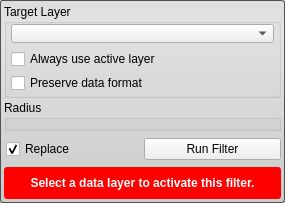
SCIInstitute/Seg3D, file src/Interface/ToolInterface/MeanFilterInterface.ui: the form before one commit.
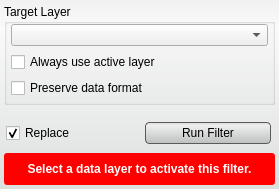
The form after the commit. Custom widgets are drawn as their Qt base class.

Patch:
```diff
--- a/src/Interface/ToolInterface/MeanFilterInterface.ui
+++ b/src/Interface/ToolInterface/MeanFilterInterface.ui
@@ -6,8 +6,8 @@
    <rect>
     <x>0</x>
     <y>0</y>
-    <width>285</width>
-    <height>203</height>
+    <width>279</width>
+    <height>189</height>
    </rect>
   </property>
   <property name="sizePolicy">
@@ -34,13 +34,33 @@
   <property name="styleSheet">
    <string notr="true">QWidget#MeanFilterInterface{
   border-radius: 3px;
-  border: 1px solid rgb(80, 80,80);
-  background-color: qlineargradient(spread:pad, x1:0.5, y1:0, x2:0.5, y2:0.960227, stop:0 rgba(221, 221, 221, 255), stop:0.155779 rgba(228, 228, 228, 255), stop:1 rgba(202, 204, 204, 255));      
+  background-color: qlineargradient(spread:pad, x1:0.5, y1:0, x2:0.5, y2:0.960227, stop:0 rgba(241, 241, 241, 255), stop:0.155779 rgba(250, 250, 250, 255), stop:1 rgba(222, 224, 224, 255));       
+}
+
+QPushButton{
+  background-color: qlineargradient(spread:pad, x1:0.5, y1:0, x2:0.5, y2:0.960227, stop:0 rgba(221, 221, 221, 255), stop:0.155779 rgba(238, 238, 238, 255), stop:1 rgba(192, 194, 194, 255));
+  border-radius: 4px;
+  border: 1px solid rgb(90, 90, 90);
+  margin:4px;
+}
+
+QPushButton:hover{
+  background-color: qlineargradient(spread:pad, x1:0.5, y1:0, x2:0.5, y2:1, stop:0 rgba(195, 195, 195, 255), stop:0.253769 rgba(206, 206, 206, 255), stop:1 rgba(185, 185, 185, 255));
+  border-radius: 4px;
+  border: 1px solid rgb(90, 90, 90);
+  margin:4px;
+}
+
+QPushButton:pressed{
+  background-color: qlineargradient(spread:pad, x1:0.5, y1:0, x2:0.5, y2:1, stop:0 rgba(150, 150, 150, 255), stop:0.753769 rgba(206, 206, 206, 255), stop:1 rgba(185, 185, 185, 255));
+  border-radius: 4px;
+  border: 1px solid rgb(90, 90, 90);
+  margin:4px;
 }</string>
   </property>
   <layout class="QVBoxLayout" name="verticalLayout">
    <property name="spacing">
-    <number>2</number>
+    <number>4</number>
    </property>
    <property name="margin">
     <number>4</number>
@@ -130,28 +150,7 @@
     </widget>
    </item>
    <item>
-    <widget class="QGroupBox" name="groupBox">
-     <property name="title">
-      <string>Radius</string>
-     </property>
-     <layout class="QHBoxLayout" name="horizontalLayout_2">
-      <property name="leftMargin">
-       <number>4</number>
-      </property>
-      <property name="topMargin">
-       <number>2</number>
-      </property>
-      <property name="rightMargin">
-       <number>4</number>
-      </property>
-      <property name="bottomMargin">
-       <number>4</number>
-      </property>
-      <item>
-       <widget class="QtUtils::QtSliderIntCombo" name="radius_" native="true"/>
-      </item>
-     </layout>
-    </widget>
+    <widget class="QtUtils::QtSliderIntCombo" name="radius_" native="true"/>
    </item>
    <item>
     <widget class="QWidget" name="replaceRunWidget" native="true">
@@ -195,6 +194,12 @@
       </item>
       <item>
        <widget class="QPushButton" name="runFilterButton">
+        <property name="minimumSize">
+         <size>
+          <width>0</width>
+          <height>30</height>
+         </size>
+        </property>
         <property name="text">
          <string>Run Filter</string>
         </property>
@@ -248,17 +253,17 @@
   </layout>
  </widget>
  <customwidgets>
-  <customwidget>
-   <class>QtUtils::QtDropableComboBox</class>
-   <extends>QComboBox</extends>
-   <header location="global">QtUtils/Widgets/QtDropableComboBox.h</header>
-  </customwidget>
   <customwidget>
    <class>QtUtils::QtSliderIntCombo</class>
    <extends>QWidget</extends>
    <header location="global">QtUtils/Widgets/QtSliderIntCombo.h</header>
    <container>1</container>
   </customwidget>
+  <customwidget>
+   <class>QtUtils::QtDropableComboBox</class>
+   <extends>QComboBox</extends>
+   <header location="global">QtUtils/Widgets/QtDropableComboBox.h</header>
+  </customwidget>
  </customwidgets>
  <resources/>
  <connections/>
```
